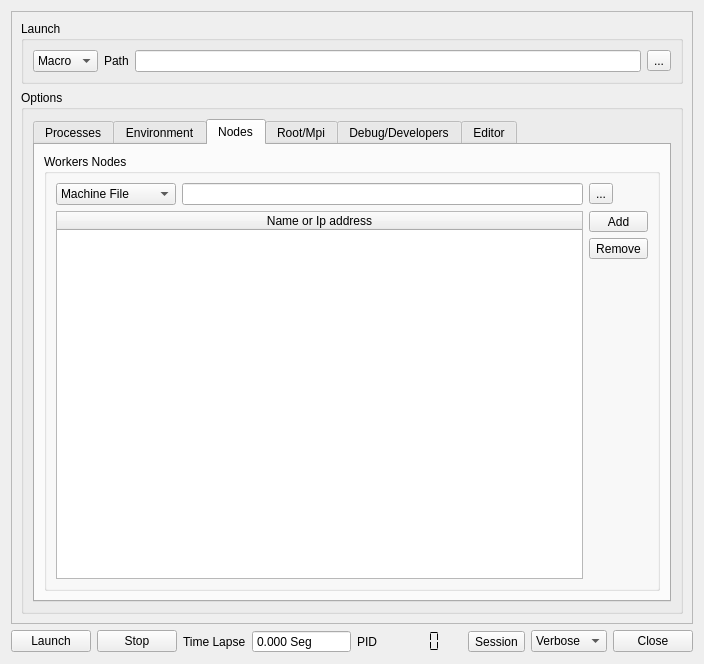
omazapa/RootParallelGui, file uis/RootParallelGuiMpi/RootParallelGuiMpiLauncher.ui: the form before one commit.
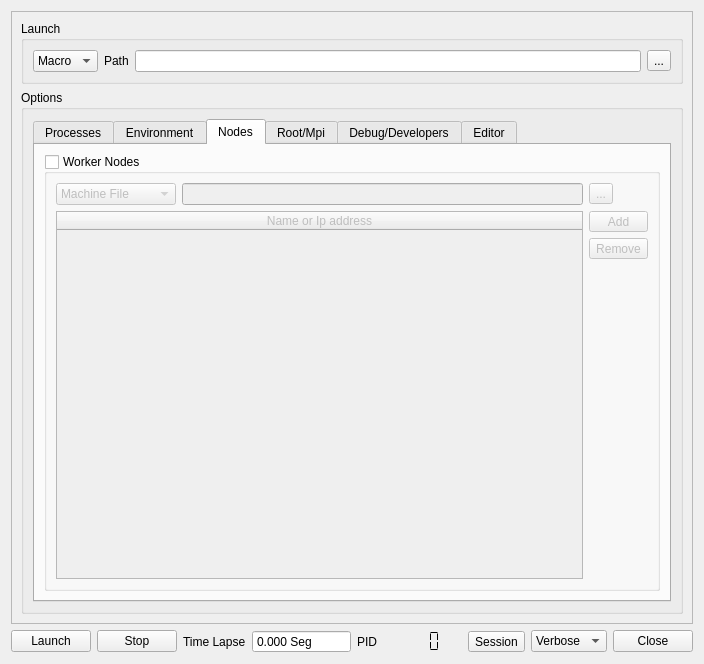
The form after the commit. The open tabs and pages were chosen to show the change. Icons and pictures are not drawn.

Commit message: partially added support for tab nodes, is not ready yet, but events in gui are ready

Diff of the .ui file:
```diff
--- a/uis/RootParallelGuiMpi/RootParallelGuiMpiLauncher.ui
+++ b/uis/RootParallelGuiMpi/RootParallelGuiMpiLauncher.ui
@@ -712,7 +712,13 @@
               <item row="0" column="0">
                <widget class="QGroupBox" name="groupBox_11">
                 <property name="title">
-                 <string>Workers Nodes</string>
+                 <string>Worker Nodes</string>
+                </property>
+                <property name="checkable">
+                 <bool>true</bool>
+                </property>
+                <property name="checked">
+                 <bool>false</bool>
                 </property>
                 <layout class="QGridLayout" name="gridLayout_21">
                  <item row="0" column="0">
```
Left out of the diff: 16 changed lines with no effect on the pictures. The commit also changes 2 other files.
